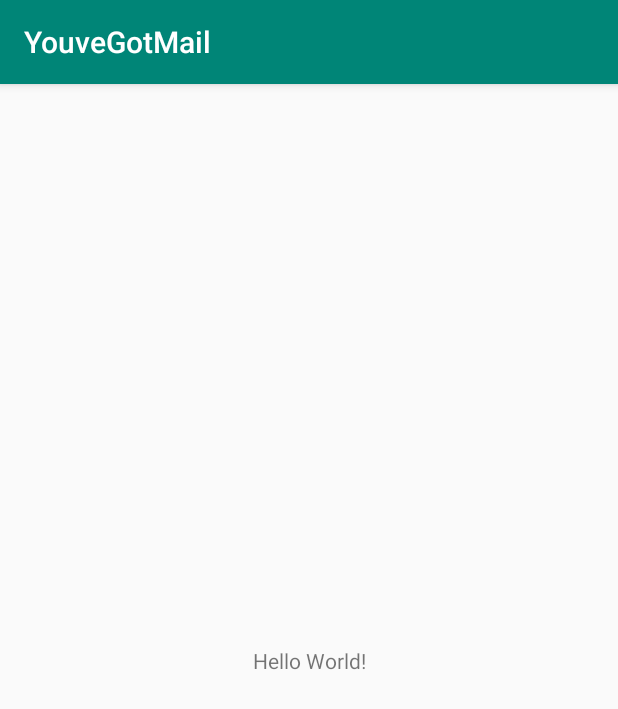
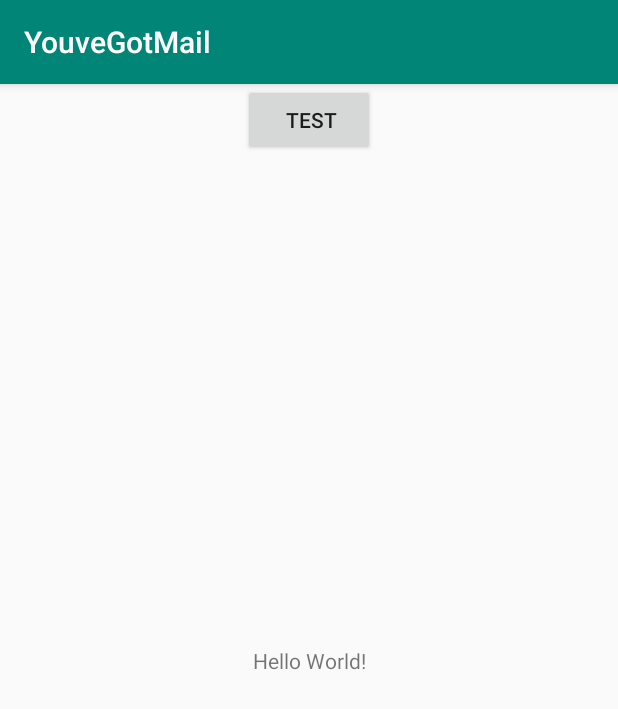
Before and after one commit to Smoke-Signal-Development-Team/YouveGotMail, an Android app: the screen it shows after launch (MainActivity), on a phone screen of 412 x 824 dp. Shown: the top 709 px of the screen. Run offline under Robolectric (Android 15) with nearby library versions, the phone set to English and light mode, and no system bars.

Commit message:
Update activity_main.xml

```diff
--- a/app/src/main/res/layout/activity_main.xml
+++ b/app/src/main/res/layout/activity_main.xml
@@ -15,4 +15,13 @@
         app:layout_constraintRight_toRightOf="parent"
         app:layout_constraintTop_toTopOf="parent" />
 
+    <Button
+        android:id="@+id/button"
+        android:layout_width="wrap_content"
+        android:layout_height="wrap_content"
+        android:text=" Test"
+        app:layout_constraintEnd_toEndOf="parent"
+        app:layout_constraintStart_toStartOf="parent"
+        tools:layout_editor_absoluteY="506dp" />
+
 </androidx.constraintlayout.widget.ConstraintLayout>
```
